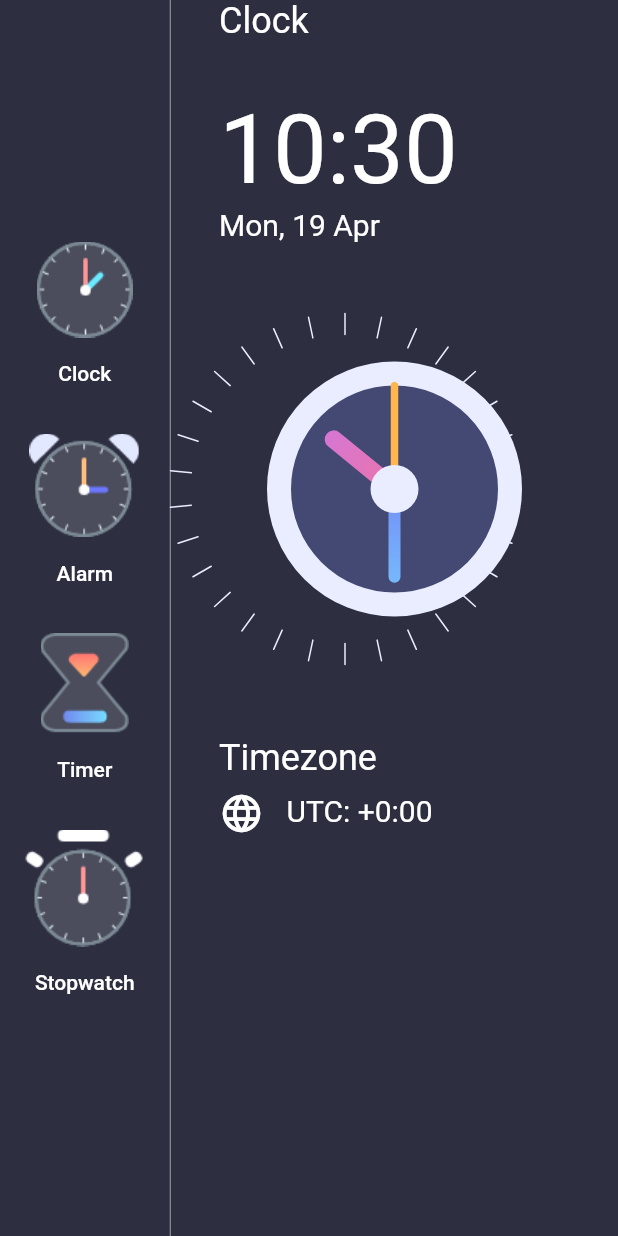
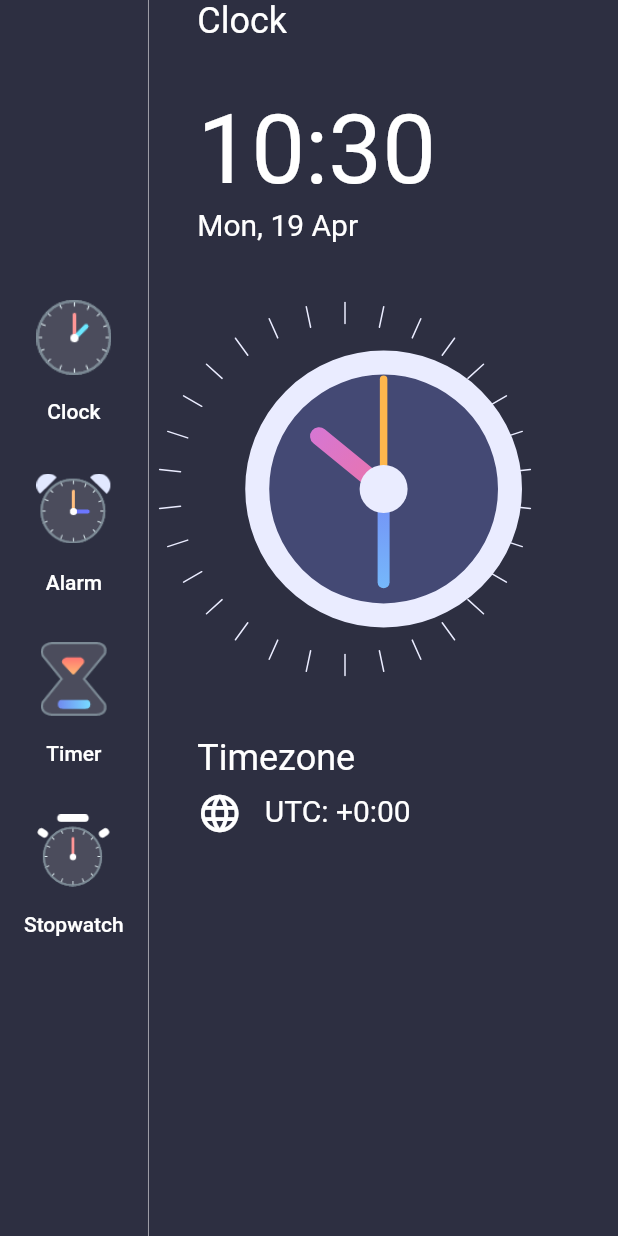
Before and after one commit to arslankaleem7229/simple-clock-flutter, a Flutter app: the screen it shows after launch, on a phone screen of 412 x 824 dp. Run offline on Flutter 3.47's test engine with Material 2 defaults, Android fonts, the light colour scheme and no system bars.

Commit message:
Refactoring code to remove redundancy

```diff
--- a/lib/screens/home.dart
+++ b/lib/screens/home.dart
@@ -34,94 +34,11 @@ class _HomePageState extends State<HomePage> {
             Column(
               mainAxisAlignment: MainAxisAlignment.center,
               children: [
-                Padding(
-                  padding: EdgeInsets.symmetric(vertical: 16.0),
-                  child: ElevatedButton(
-                    style: ButtonStyle(
-                      backgroundColor:
-                          MaterialStateProperty.all(Colors.transparent),
-                      shadowColor:
-                          MaterialStateProperty.all(Colors.transparent),
-                    ),
-                    child: Column(
-                      children: [
-                        Image(image: AssetImage('assets/clock_icon.png')),
-                        SizedBox(height: 16),
-                        Text(
-                          'Clock',
-                          style: TextStyle(fontSize: 14, color: Colors.white),
-                        )
-                      ],
-                    ),
-                    onPressed: () => print('Clock'),
-                  ),
-                ),
-                Padding(
-                  padding: EdgeInsets.symmetric(vertical: 16.0),
-                  child: ElevatedButton(
-                    style: ButtonStyle(
-                      backgroundColor:
-                          MaterialStateProperty.all(Colors.transparent),
-                      shadowColor:
-                          MaterialStateProperty.all(Colors.transparent),
-                    ),
-                    child: Column(
-                      children: [
-                        Image(image: AssetImage('assets/alarm_icon.png')),
-                        SizedBox(height: 16),
-                        Text(
-                          'Alarm',
-                          style: TextStyle(fontSize: 14, color: Colors.white),
-                        )
-                      ],
-                    ),
-                    onPressed: () => print('Clock'),
-                  ),
-                ),
-                Padding(
-                  padding: EdgeInsets.symmetric(vertical: 16.0),
-                  child: ElevatedButton(
-                    style: ButtonStyle(
-                      backgroundColor:
-                          MaterialStateProperty.all(Colors.transparent),
-                      shadowColor:
-                          MaterialStateProperty.all(Colors.transparent),
-                    ),
-                    child: Column(
-                      children: [
-                        Image(image: AssetImage('assets/timer_icon.png')),
-                        SizedBox(height: 16),
-                        Text(
-                          'Timer',
-                          style: TextStyle(fontSize: 14, color: Colors.white),
-                        )
-                      ],
-                    ),
-                    onPressed: () => print('Clock'),
-                  ),
-                ),
-                Padding(
-                  padding: EdgeInsets.symmetric(vertical: 16.0),
-                  child: ElevatedButton(
-                    style: ButtonStyle(
-                      backgroundColor:
-                          MaterialStateProperty.all(Colors.transparent),
-                      shadowColor:
-                          MaterialStateProperty.all(Colors.transparent),
-                    ),
-                    child: Column(
-                      children: [
-                        Image(image: AssetImage('assets/stopwatch_icon.png')),
-                        SizedBox(height: 16),
-                        Text(
-                          'Stopwatch',
-                          style: TextStyle(fontSize: 14, color: Colors.white),
-                        )
-                      ],
-                    ),
-                    onPressed: () => print('Clock'),
-                  ),
-                ),
+                buildMenuButton(path: 'assets/clock_icon.png', text: 'Clock'),
+                buildMenuButton(path: 'assets/alarm_icon.png', text: 'Alarm'),
+                buildMenuButton(path: 'assets/timer_icon.png', text: 'Timer'),
+                buildMenuButton(
+                    path: 'assets/stopwatch_icon.png', text: 'Stopwatch'),
               ],
             ),
             VerticalDivider(color: Colors.white54, width: 1),
@@ -179,4 +96,27 @@ class _HomePageState extends State<HomePage> {
       ),
     );
   }
+
+  Padding buildMenuButton({@required String path, @required String text}) {
+    return Padding(
+      padding: EdgeInsets.symmetric(vertical: 16.0),
+      child: ElevatedButton(
+        style: ButtonStyle(
+          backgroundColor: MaterialStateProperty.all(Colors.transparent),
+          shadowColor: MaterialStateProperty.all(Colors.transparent),
+        ),
+        child: Column(
+          children: [
+            Image(image: AssetImage(path), height: 50, width: 50),
+            SizedBox(height: 16),
+            Text(
+              text,
+              style: TextStyle(fontSize: 14, color: Colors.white),
+            )
+          ],
+        ),
+        onPressed: () => print(text),
+      ),
+    );
+  }
 }
```
